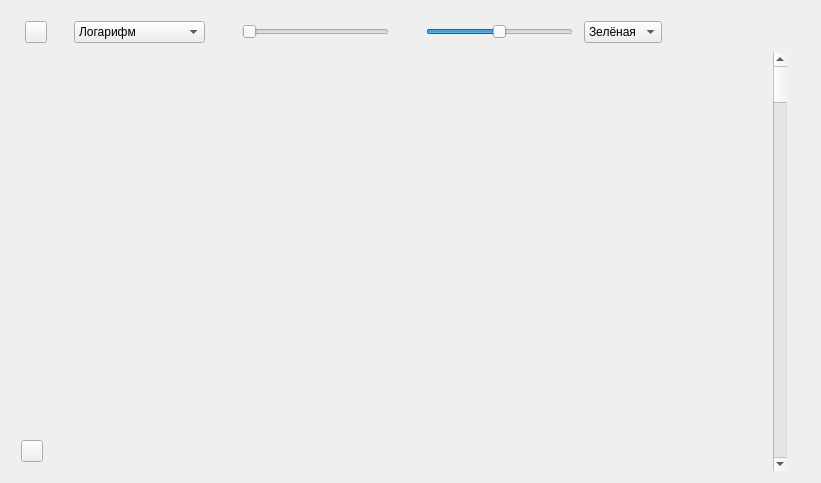
Old version of the form ui/GraphicWidget.ui in the repository alexvrn/rmo.
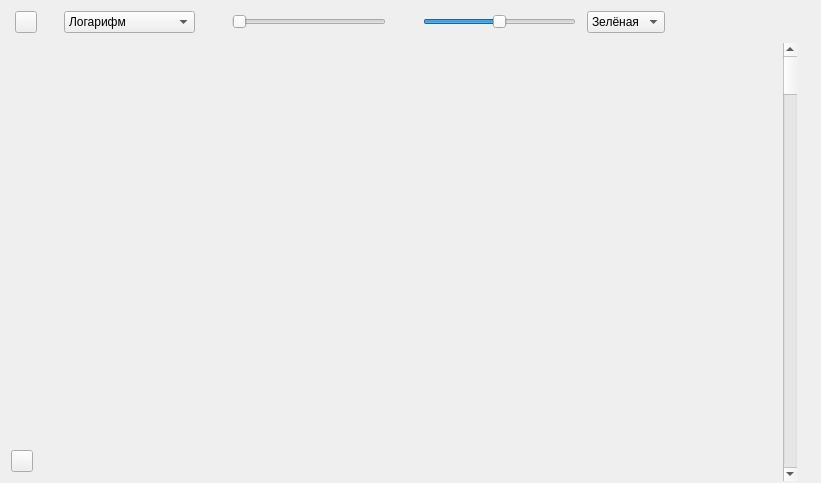
New version of the form. Custom widgets are drawn as their Qt base class.

What changed in the file:
```diff
--- a/ui/GraphicWidget.ui
+++ b/ui/GraphicWidget.ui
@@ -14,6 +14,18 @@
    <string>Form</string>
   </property>
   <layout class="QGridLayout" name="gridLayout">
+   <property name="leftMargin">
+    <number>1</number>
+   </property>
+   <property name="topMargin">
+    <number>1</number>
+   </property>
+   <property name="rightMargin">
+    <number>1</number>
+   </property>
+   <property name="bottomMargin">
+    <number>1</number>
+   </property>
    <item row="0" column="0">
     <widget class="QWidget" name="panel" native="true">
      <property name="styleSheet">
```
Left out of the diff: 4 changed lines with no effect on the pictures.
